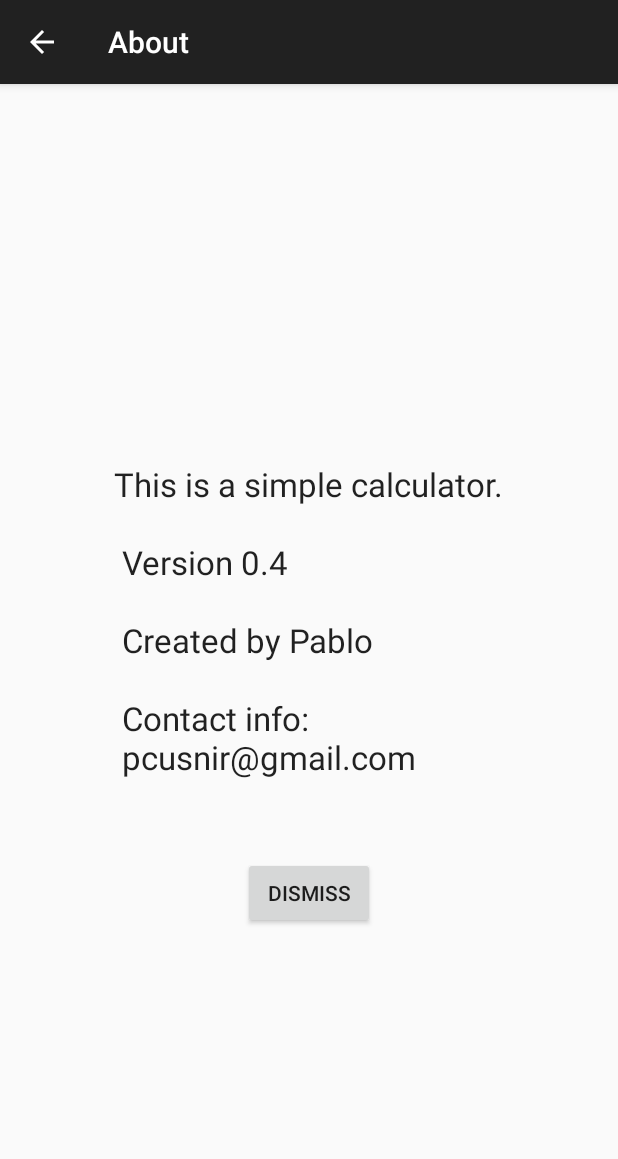
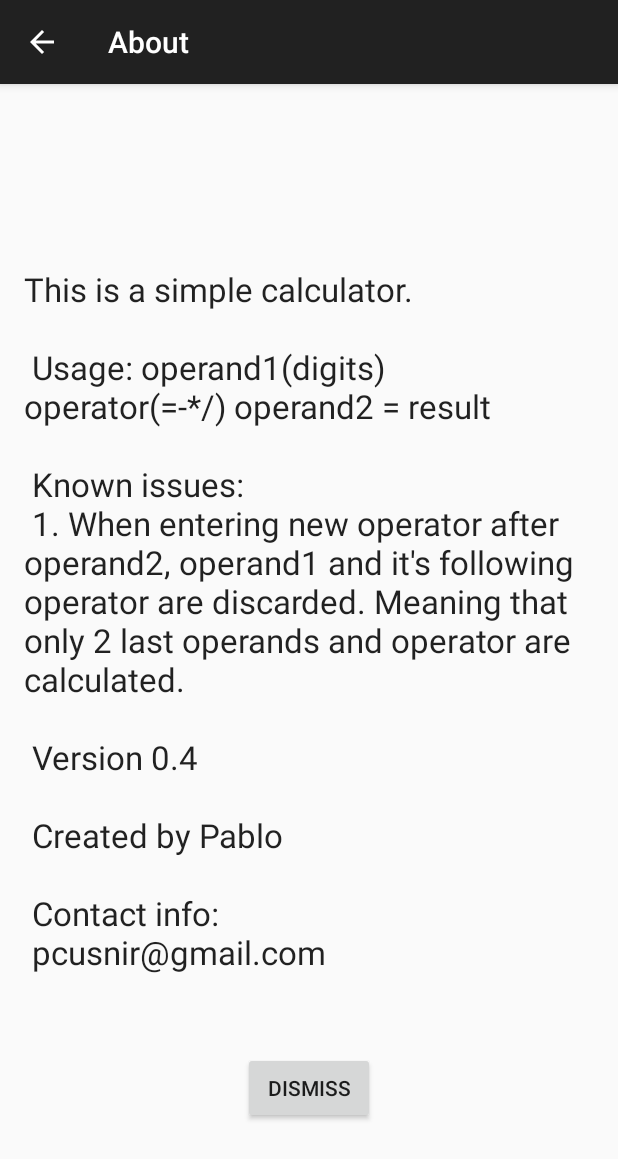
Before and after one commit to smb6/Calculator6, an Android app: the screen it shows after launch (AboutCalculatorActivity), in the options menu, after a tap on "About", on a phone screen of 412 x 824 dp. Shown: the top 1159 px of the screen. Run offline under Robolectric (Android 15) with nearby library versions, the phone set to English and light mode, and no system bars.

Commit message:
Final submission.

```diff
--- a/app/src/main/java/com/pabloc6/calculator6/MainCalculatorActivity.java
+++ b/app/src/main/java/com/pabloc6/calculator6/MainCalculatorActivity.java
@@ -14,40 +14,46 @@ import android.widget.EditText;
 import android.widget.TextView;
 import android.widget.Toast;
 
+import java.math.BigDecimal;
+import java.math.MathContext;
+import java.math.RoundingMode;
+
 
 public class MainCalculatorActivity extends ActionBarActivity implements View.OnClickListener {
 
+    MyApplication app;
+
+    private static final String TAG = "DEBUG->MainActivity";
     Button buttonZero, buttonOne, buttonTwo, buttonThree, buttonFour, buttonFive;
     Button buttonSix, buttonSeven, buttonEight, buttonNine, buttonPoint, buttonPlus;
     Button buttonMinus, buttonMul, buttonDiv, buttonEqual, buttonInvSign, buttonDel;
     Button buttonClear;
     TextView tvCalcView;
     EditText etCalcView;
-    private static final String DIGITS = "0123456789.";
+
+    private static final String DIGITS = "0123456789";
     private static final String OPERATORS = "+-*/";
     private static final String EQUAL = "=";
     private static final String POINT = ".";
-    private static final String OTHERS = "!CD";
+    private static final String INVERSE = "!";
+    private static final String OTHERS = "CD";
     private static final String UNKNOWN = "UNKNOWN";
 
     private static float operand1, operand2, result;
     private static String operator, history;
     private static boolean resultGiven;
+    boolean invSet = false;
+    boolean pointSet = false;
+    boolean operatorSet = false;
 
-    MyApplication app;
-    private static final String TAG = "DEBUG->MainActivity";
+    MathContext mc = new MathContext(8, RoundingMode.CEILING); // TODO - set as parameter
 
-
-/*
-    private static final int STATE_OPERAND1 = 0b00_0001;
-    private static final int STATE_OPERATOR = 0b00_0010;
-    private static final int STATE_OPERAND2 = 0b00_0100;
-    private static final int STATE_POINT    = 0b00_1000;
-    private static final int STATE_EQUAL    = 0b01_0000;
-    private static final int STATE_OTHERS   = 0b10_0000;
-    private static int currentState = STATE_OPERAND1;
-    private static int nextState    = STATE_OPERAND1;
-*/
+    // TODO
+    // 1. Cleanup
+    // 2. Implement FSM
+    // 3. Fix trailing zero when int number
+    // 4. Shake
+    // 5. Crittercism
 
 
     @Override
@@ -107,9 +113,7 @@ public class MainCalculatorActivity extends ActionBarActivity implements View.On
         buttonClear.setOnClickListener(this);
         buttonDel.setOnClickListener(this);
 
-        // TODO
-        // 1. TAG - set tags from java
-        // 2. FSM - implement fsm
+
         }
 
 
@@ -145,7 +149,8 @@ public class MainCalculatorActivity extends ActionBarActivity implements View.On
         if (id == R.id.i_memorySave) {
             // Save the value
             String saveValue = etCalcView.getText().toString();
-            if (!saveValue.isEmpty()) {
+            // Prevent from saving to memory the full result string
+            if (!saveValue.isEmpty() && !resultGiven) {
                 editor.putString("memSave", saveValue);
                 editor.commit();
                 Log.d(TAG_LOCAL, "memorySave: " + saveValue);
@@ -182,37 +187,41 @@ public class MainCalculatorActivity extends ActionBarActivity implements View.On
         return super.onOptionsItemSelected(item);
     }
 
-    public float resultComputation(float op1, float op2, String oprt) {
+    public BigDecimal resultComputation(float op1, float op2, String oprt) {
 
         final String TAG_LOCAL = TAG + ".resultComputation";
         Log.d(TAG_LOCAL, "IN");
+
+//        MathContext mc = new MathContext(8, RoundingMode.CEILING); // TODO - set as parameter
 
         float result = 0;
 
         switch (oprt) {
             case "+":
-                Log.d(TAG, "It's a plus");
+//                Log.d(TAG_LOCAL, "It's a plus");
                 result = op1 + op2;
                 break;
             case "-":
-                Log.d(TAG, "It's a minus");
+//                Log.d(TAG_LOCAL, "It's a minus");
                 result = op1 - op2;
                 break;
             case "*":
-                Log.d(TAG, "It's a multiply");
+//                Log.d(TAG_LOCAL, "It's a multiply");
                 result = op1 * op2;
                 break;
             case "/":
-                Log.d(TAG, "It's a divide");
+//                Log.d(TAG_LOCAL, "It's a divide");
                 result = op1/op2;
                 break;
             default:
-                Log.d(TAG, "Unrecognized operator");
+//                Log.d(TAG_LOCAL, "Unrecognized operator");
                 break;
         }
 
-        return result;
+        BigDecimal finalResult  = new BigDecimal(result);
+        Log.d(TAG_LOCAL, "finalResult: " + finalResult);
 
+        return finalResult.round(mc).stripTrailingZeros();
     }
 
     @Override
@@ -227,7 +236,6 @@ public class MainCalculatorActivity extends ActionBarActivity implements View.On
         String buttonPressed = b.getText().toString();
         String buttonPressedType;
 
-
         // Can use v.getId() == R.id.btn_xxx
         if (DIGITS.contains(buttonPressed)) {
             buttonPressedType = DIGITS;
@@ -239,6 +247,8 @@ public class MainCalculatorActivity extends ActionBarActivity implements View.On
             buttonPressedType = EQUAL;
         } else if (OTHERS.contains(buttonPressed)) {
             buttonPressedType = OTHERS;
+        } else if (INVERSE.contains(buttonPressed)) {
+            buttonPressedType = INVERSE;
         } else {
             buttonPressedType = UNKNOWN;
         }
@@ -253,12 +263,21 @@ public class MainCalculatorActivity extends ActionBarActivity implements View.On
             operator = "";
             result = 0;
             resultGiven = false;
+            invSet = false;
+            pointSet = false;
+            operatorSet = false;
         } else if (v.getId() == R.id.btn_del) {
-            if (etCalcView.length() > 0) {
+            // Prevent delete when no value and when final result displayed
+            if ((etCalcView.length() > 0) && !resultGiven) {
                 etCalcView.setText(etCalcView.getText().delete(etCalcView.length() - 1, etCalcView.length()));
             }
         } else if (v.getId() == R.id.btn_invSign) {
+            // Allow sign inversion only once during operator
+            // TODO - allow several sign inversions
+            if (!invSet && !resultGiven) {
                 etCalcView.setText("-" + etCalcView.getText());
+                invSet = true;
+            }
             Log.d(TAG, "Negate recognized");
         } else {
 
@@ -275,25 +294,44 @@ public class MainCalculatorActivity extends ActionBarActivity implements View.On
                     etCalcView.append(buttonPressed);
                     break;
                 case POINT:
+                    if (!pointSet && !resultGiven) {
                         etCalcView.append(buttonPressed);
+                        pointSet = true;
+                        Log.d(TAG, "pointSet: " + pointSet);
+                    }
                     break;
                 case OPERATORS:
+                    if (!etCalcView.getText().toString().isEmpty() && !resultGiven) {
                         operand1 = Float.parseFloat(etCalcView.getText().toString());
+                        BigDecimal op1 = new BigDecimal(operand1);
+                        op1.round(mc);
+                        op1.stripTrailingZeros();
+                        Log.d(TAG, "op1: " + op1);
+//                        operand1Str = op1.toPlainString();
+                        Log.d(TAG, "op1: " + op1);//+ " operand1Str: " + operand1Str);
                         operator = buttonPressed;
                         tvCalcView.setText(buttonPressed);
                         etCalcView.setText("");
+                        invSet = false;
+                        pointSet = false;
+                        operatorSet = true;
+                    }
                     break;
                 case EQUAL:
+                    if (!etCalcView.getText().toString().isEmpty() && !resultGiven && operatorSet) {
+
                         operand2 = Float.parseFloat(etCalcView.getText().toString());
-                    etCalcView.setText("");
+                        BigDecimal result = resultComputation(operand1, operand2, operator);
+                        history = operand1 + " " + operator + " " + operand2 + " = " + result;
                         tvCalcView.setText("");
-                    result = resultComputation(operand1, operand2, operator);
-                    etCalcView.setText(String.valueOf( result));
-//                    history = Float.toString(operand1) + operator + Float.toString(operand2) + "=" + Float.toString(result);
-                    history = operand1 + operator + operand2 + "=" + result;
+                        etCalcView.setText(history);
                         app.sqlUtils.insertData(history);
+                        invSet = false;
+                        pointSet = false;
+                        operatorSet = false;
                         resultGiven = true;
                         Log.d(TAG, "result: " + result + " history: " + history);
+                    }
                     break;
                 default:
                     break;
@@ -303,97 +341,6 @@ public class MainCalculatorActivity extends ActionBarActivity implements View.On
         }
 
         Log.d(TAG, "operand1: " + operand1 + " operand2: " + operand2 + " operator: " + operator);
-
-
-
-        /*// TODO
-        // 1. floating point - ADD. While in any OPERAND state allow only one POINT
-
-        if (v.getId() == R.id.btn_clear)
-        {
-            etCalcView.setText("");
-            currentState = STATE_OPERAND1;
-            nextState = STATE_OPERAND1;
-            pointSet = false;
-        } else {
-            switch (currentState) {
-                case STATE_OPERAND1: // 1
-                    if ((buttonPressedType == DIGITS) || (buttonPressedType == POINT)) {
-                        nextState = STATE_OPERAND1;
-                        tvCalcView.append(buttonPressed);
-                        etCalcView.append(buttonPressed);
-
-                        if (buttonPressedType == POINT) {
-                            pointSet = true;
-                        }
-                    } else if (buttonPressedType == OPERATORS) {
-                        nextState = STATE_OPERATOR;
-                        tvCalcView.append(buttonPressed);
-                        etCalcView.append(buttonPressed);
-                    } else {
-                        nextState = STATE_OPERAND1;
-                    }
-                    break;
-                case STATE_OPERATOR: // 2
-                    pointSet = false;
-                    if (buttonPressedType == DIGITS) {
-                        nextState = STATE_OPERAND2;
-                        tvCalcView.append(buttonPressed);
-                        etCalcView.append(buttonPressed);
-                    } else if (buttonPressedType == OPERATORS) {
-                        nextState = STATE_OPERATOR;
-                        etCalcView.setText(etCalcView.getText().delete(etCalcView.length() - 1, etCalcView.length()));
-                        etCalcView.append(buttonPressed);
-                    } else {
-                        nextState = STATE_OPERATOR;
-                    }
-                    break;
-                case STATE_OPERAND2: // 4
-                    if ((buttonPressedType == DIGITS) || (buttonPressedType == POINT)) {
-                        nextState = STATE_OPERAND2;
-                        tvCalcView.append(buttonPressed);
-                        etCalcView.append(buttonPressed);
-                        if (buttonPressedType == POINT) {
-                            pointSet = true;
-                        }
-                    } else if (buttonPressedType == EQUAL) {
-                        nextState = STATE_EQUAL;
-
-                    }
-                    break;
-//                case POINT: // 8
-//                    if (buttonPressedType == DIGITS) {
-//                        nextState =
-//                    }
-                case STATE_EQUAL: // 16
-                    // Calculate operation
-                    nextState = STATE_OPERAND1;
-                    break;
-                default:
-                        nextState = currentState;
-                    etCalcView.setText("");
-                    break;
-            }
-
-        }
-
-//        etCalcView.setText("-" + etCalcView.getText());
-//            iii = Integer.parseInt(etCalcView.getText().toString());
-
-
-        // Update the currentState for next click
-        currentState = nextState;
-
-
-        Log.d(TAG, "currentState: " + currentState + " nextState; " + nextState + " pointSet: " + pointSet);
-
-        CharSequence textInView = tvCalcView.getText();
-        CharSequence textInEdit = etCalcView.getText();
-
-        Log.d(TAG, "onClick textInView: " + textInView + " textInEdit: " + textInEdit);
-*/
-
-
     }
 
     @Override
--- a/app/src/main/res/values/strings.xml
+++ b/app/src/main/res/values/strings.xml
@@ -35,6 +35,10 @@
     <string name="i_backToMain">Back</string>
     <string name="title_activity_about_calculator">About</string>
     <string name="tv_aboutText">This is a simple calculator.\n\n
+        Usage: operand1(digits) operator(=-*/) operand2 = result\n\n
+        Known issues:\n
+        1. When entering new operator after operand2, operand1 and it\'s following operator are
+        discarded. Meaning that only 2 last operands and operator are calculated.\n\n
         Version 0.4\n\n
         Created by Pablo\n\n
         Contact info:\n pcusnir@gmail.com\n\n</string>
```
Also changed, not shown: app/src/main/java/com/pabloc6/calculator6/HistoryCalculatorActivity.java (+0 -15 lines), app/src/main/res/drawable/btn_black.xml (+5 -5 lines). Lines whose indentation alone changed are shown as unchanged.
